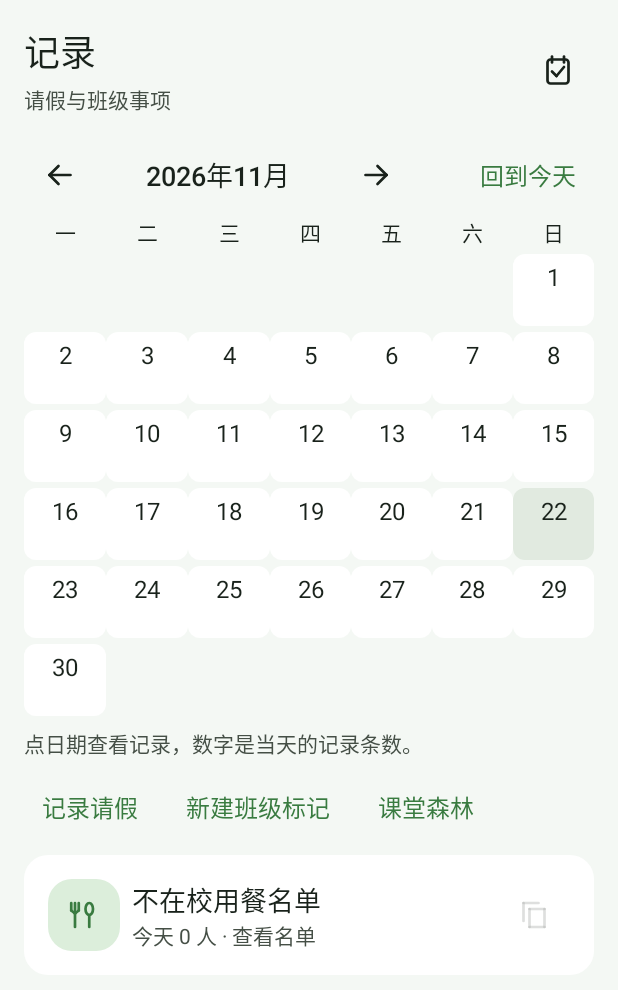
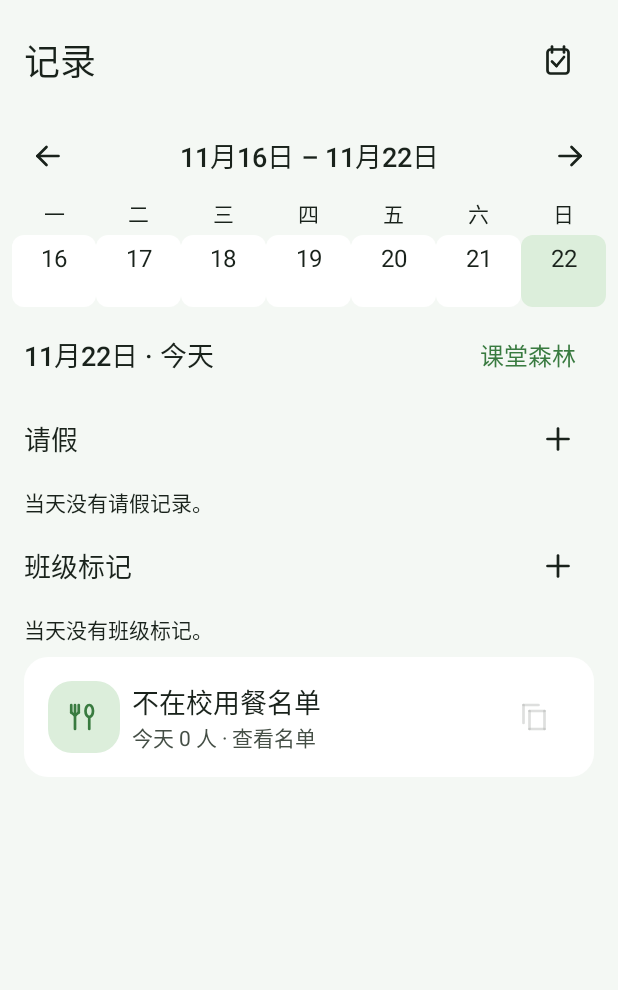
Before and after one commit to bingo-wz/slowow, an Android app built with Jetpack Compose: the composable RecordsScreen called with empty values, on a phone screen of 412 x 824 dp. Shown: the top 990 px of the screen. Run offline under Robolectric (Android 15) with nearby library versions, the phone set to English and light mode, and no system bars; libraries missing offline, so code that uses them is left out: sh.calvin.reorderable.

Commit message:
记录页改为周历并同页展示当天明细

```diff
--- a/android/app/build.gradle.kts
+++ b/android/app/build.gradle.kts
@@ -31,8 +31,8 @@ android {
         applicationId = "app.manman.teacher"
         minSdk = 26
         targetSdk = 36
-        versionCode = 16
-        versionName = "0.13.1"
+        versionCode = 17
+        versionName = "0.13.2"
         testInstrumentationRunner = "androidx.test.runner.AndroidJUnitRunner"
         buildConfigField("String", "SYNC_BASE_URL", "\"$syncEndpoint\"")
         buildConfigField("String", "AUTH_BASE_URL", "\"$authEndpoint\"")
--- a/android/app/src/main/java/app/manman/teacher/ui/RecordScreens.kt
+++ b/android/app/src/main/java/app/manman/teacher/ui/RecordScreens.kt
@@ -14,8 +14,6 @@ import androidx.compose.foundation.layout.Column
 import androidx.compose.foundation.layout.Row
 import androidx.compose.foundation.layout.Spacer
 import androidx.compose.foundation.layout.fillMaxSize
-import androidx.compose.foundation.layout.FlowRow
-import androidx.compose.foundation.layout.PaddingValues
 import androidx.compose.foundation.layout.fillMaxWidth
 import androidx.compose.foundation.layout.height
 import androidx.compose.foundation.layout.padding
@@ -43,60 +41,65 @@ import app.manman.teacher.domain.Leave
 import app.manman.teacher.domain.LeavePeriod
 import app.manman.teacher.domain.MealAbsenceRules
 import java.time.LocalDate
-import java.time.YearMonth
 import java.time.format.DateTimeFormatter
 
 @Composable
 fun RecordsScreen(state: MainUiState, viewModel: MainViewModel, onLeave: () -> Unit, onEditLeave: (String) -> Unit,
     onMark: () -> Unit, onMarking: (String) -> Unit, onMealAbsences: (LocalDate) -> Unit,
-    onCalendar: () -> Unit, onForest: () -> Unit, calendarMonth: YearMonth?, day: LocalDate?,
-    onMonth: (YearMonth) -> Unit, onDay: (LocalDate?) -> Unit) {
+    onCalendar: () -> Unit, onForest: () -> Unit, selectedDay: LocalDate?, onDay: (LocalDate?) -> Unit) {
     var selectedLeave by remember { mutableStateOf<Leave?>(null) }
     var deletingLeave by remember { mutableStateOf<Leave?>(null) }
     val names = remember(state.students) { state.students.associate { it.id to it.name } }
     val today = rememberToday()
-    val month = calendarMonth ?: YearMonth.from(today)
-    val mealDay = day ?: today
-    val absentPeople = remember(mealDay, state.students, state.leaves) { MealAbsenceRules.forDate(mealDay, state.students, state.leaves) }
+    val day = selectedDay ?: today
+    val weekStart = day.minusDays((day.dayOfWeek.value - 1).toLong())
+    val dates = remember(weekStart) { (0L..6L).map(weekStart::plusDays) }
+    val absentPeople = remember(day, state.students, state.leaves) { MealAbsenceRules.forDate(day, state.students, state.leaves) }
     val context = LocalContext.current
     val markings = remember(state.markings) { state.markings.groupBy { it.createdAt.atZone(AppTime.zone).toLocalDate() } }
-    val leaves = remember(day, state.leaves) {
-        if (day == null) emptyList() else state.leaves.filter { it.appearsOn(day) }.sortedByDescending(Leave::recordedAt)
+    val leavesByDate = remember(dates, state.leaves) {
+        val leaves = state.leaves.sortedByDescending(Leave::recordedAt)
+        dates.associateWith { date -> leaves.filter { it.appearsOn(date) } }
     }
-    val badges = remember(month, markings, state.leaves) {
-        (1..month.lengthOfMonth()).mapNotNull { number ->
-            val date = month.atDay(number)
-            val leaveCount = state.leaves.count { it.appearsOn(date) }
+    val badges = remember(leavesByDate, markings) {
+        dates.mapNotNull { date ->
+            val leaveCount = leavesByDate.getValue(date).size
             val markingCount = markings[date]?.size ?: 0
             if (leaveCount + markingCount == 0) null else date to CalendarBadge(
                 leaveCount + markingCount, "${leaveCount}条请假，${markingCount}条班级标记")
         }.toMap()
     }
     Column(Modifier.fillMaxSize()) {
-        PageHeader("记录", day?.format(DateTimeFormatter.ofPattern("yyyy年M月d日")) ?: "请假与班级事项",
-            back = if (day == null) null else { { onDay(null) } },
-            action = { ActionIcon("todo", "待办日历", onCalendar) })
+        PageHeader("记录", action = {
+            if (day != today) FeedbackTextButton(onClick = { onDay(null) }) { Text("回到今天") }
+            ActionIcon("todo", "待办日历", onCalendar)
+        })
         key(day) {
-            LazyColumn(Modifier.weight(1f), contentPadding = PaddingValues(horizontal = 16.dp),
-                verticalArrangement = Arrangement.spacedBy(8.dp)) {
-                if (day == null) {
-                    item { MonthCalendar(month, today, badges, onMonth, onDay) }
+            LazyColumn(Modifier.weight(1f), verticalArrangement = Arrangement.spacedBy(8.dp)) {
                 item {
-                        Text("点日期查看记录，数字是当天的记录条数。", style = MaterialTheme.typography.bodySmall,
-                            color = MaterialTheme.colorScheme.onSurfaceVariant)
+                    Box(Modifier.padding(horizontal = 8.dp)) {
+                        WeekCalendar(dates, today, day, badges) { date -> onDay(date.takeUnless { it == today }) }
+                    }
                 }
                 item {
-                        FlowRow(horizontalArrangement = Arrangement.spacedBy(8.dp)) {
-                            FeedbackTextButton(onClick = onLeave) { Text("记录请假") }
-                            FeedbackTextButton(onClick = onMark) { Text("新建班级标记") }
+                    Row(Modifier.fillMaxWidth().padding(horizontal = 16.dp), verticalAlignment = Alignment.CenterVertically) {
+                        val dateLabel = if (day.year == today.year) "M月d日" else "yyyy年M月d日"
+                        Text(day.format(DateTimeFormatter.ofPattern(dateLabel)) + if (day == today) " · 今天" else "",
+                            style = MaterialTheme.typography.titleMedium, modifier = Modifier.weight(1f))
                         FeedbackTextButton(onClick = onForest) { Text("课堂森林") }
                     }
                 }
-                } else {
-                    item { SectionHeading("请假", if (day == today) "记录请假" else null, onLeave) }
-                    if (leaves.isEmpty()) item { Text("当天没有请假记录。", style = MaterialTheme.typography.bodySmall) }
+                val leaves = leavesByDate.getValue(day)
+                item {
+                    Box(Modifier.padding(horizontal = 16.dp)) {
+                        SectionHeading("请假", if (day == today) "记录请假" else null, onLeave)
+                    }
+                }
+                if (leaves.isEmpty()) item {
+                    Text("当天没有请假记录。", Modifier.padding(horizontal = 16.dp), style = MaterialTheme.typography.bodySmall)
+                }
                 items(leaves, key = { "leave-${it.id}" }) { leave ->
-                        Block(onClick = { selectedLeave = leave }) {
+                    Block(Modifier.padding(horizontal = 16.dp), onClick = { selectedLeave = leave }) {
                         Text(names[leave.studentId] ?: "已移出班级的学生", style = MaterialTheme.typography.bodyLarge)
                         val range = if (leave.start == leave.end) "" else {
                             val format = DateTimeFormatter.ofPattern(if (leave.start.year == leave.end.year) "M月d日" else "yyyy年M月d日")
@@ -106,19 +109,24 @@ fun RecordsScreen(state: MainUiState, viewModel: MainViewModel, onLeave: () -> U
                             style = MaterialTheme.typography.bodySmall, color = MaterialTheme.colorScheme.onSurfaceVariant)
                     }
                 }
-                    item { SectionHeading("班级标记", if (day == today) "新建" else null, onMark) }
+                item {
+                    Box(Modifier.padding(horizontal = 16.dp)) {
+                        SectionHeading("班级标记", if (day == today) "新建" else null, onMark)
+                    }
+                }
                 val dailyMarkings = markings[day].orEmpty()
-                    if (dailyMarkings.isEmpty()) item { Text("当天没有班级标记。", style = MaterialTheme.typography.bodySmall) }
+                if (dailyMarkings.isEmpty()) item {
+                    Text("当天没有班级标记。", Modifier.padding(horizontal = 16.dp), style = MaterialTheme.typography.bodySmall)
+                }
                 items(dailyMarkings, key = { "marking-${it.id}" }) { marking ->
-                        Block(onClick = { onMarking(marking.id) }) {
+                    Block(Modifier.padding(horizontal = 16.dp), onClick = { onMarking(marking.id) }) {
                         Text(marking.title, style = MaterialTheme.typography.bodyLarge)
                         Text("${marking.firstLabel} ${marking.students.count { it.first }} 人 · ${marking.secondLabel} ${marking.students.count { !it.first }} 人",
                             style = MaterialTheme.typography.bodySmall, color = MaterialTheme.colorScheme.onSurfaceVariant)
                     }
                 }
-                }
                 item {
-                    Block(onClick = { onMealAbsences(mealDay) }) {
+                    Block(Modifier.padding(horizontal = 16.dp), onClick = { onMealAbsences(day) }) {
                         Row(Modifier.fillMaxWidth(), verticalAlignment = Alignment.CenterVertically) {
                             Box(Modifier.size(48.dp).background(MaterialTheme.colorScheme.primaryContainer, MaterialTheme.shapes.medium),
                                 contentAlignment = Alignment.Center) {
@@ -127,11 +135,11 @@ fun RecordsScreen(state: MainUiState, viewModel: MainViewModel, onLeave: () -> U
                             Spacer(Modifier.width(8.dp))
                             Column(Modifier.weight(1f)) {
                                 Text("不在校用餐名单", style = MaterialTheme.typography.titleMedium)
-                                val dateLabel = if (mealDay == today) "今天" else "${mealDay.monthValue}月${mealDay.dayOfMonth}日"
+                                val dateLabel = if (day == today) "今天" else "${day.monthValue}月${day.dayOfMonth}日"
                                 Text("$dateLabel ${absentPeople.size} 人 · 查看名单", style = MaterialTheme.typography.bodySmall,
                                     color = MaterialTheme.colorScheme.onSurfaceVariant)
                             }
-                            val copyLabel = if (mealDay == today) "复制今日不在校用餐名单" else "复制所选日期不在校用餐名单"
+                            val copyLabel = if (day == today) "复制今日不在校用餐名单" else "复制所选日期不在校用餐名单"
                             ActionIcon("copy", copyLabel, enabled = absentPeople.isNotEmpty(), onClick = {
                                 val clipboard = context.getSystemService(Context.CLIPBOARD_SERVICE) as ClipboardManager
                                 clipboard.setPrimaryClip(ClipData.newPlainText("不在校用餐名单", absentPeople.joinToString("、") { it.name }))
--- a/android/app/src/main/java/app/manman/teacher/ui/TaskCalendar.kt
+++ b/android/app/src/main/java/app/manman/teacher/ui/TaskCalendar.kt
@@ -13,11 +13,13 @@ import androidx.compose.ui.Modifier
 import androidx.compose.ui.semantics.contentDescription
 import androidx.compose.ui.semantics.semantics
 import androidx.compose.ui.semantics.selected
+import androidx.compose.ui.text.style.TextAlign
 import androidx.compose.ui.unit.dp
 import app.manman.teacher.data.WorkTask
 import app.manman.teacher.domain.TaskOrdering
 import java.time.LocalDate
 import java.time.YearMonth
+import java.time.format.DateTimeFormatter
 
 internal data class CalendarCount(val pending: Int, val completed: Int) {
     fun badge() = CalendarBadge(pending + completed, "${pending}项待处理，${completed}项已完成", pending > 0)
@@ -48,6 +50,46 @@ internal fun RollingTaskCalendar(today: LocalDate, selected: LocalDate, counts:
 }
 
 @Composable
+internal fun WeekCalendar(dates: List<LocalDate>, today: LocalDate, selected: LocalDate,
+    badges: Map<LocalDate, CalendarBadge>, onSelectDay: (LocalDate) -> Unit) {
+    val start = dates.first()
+    val end = dates.last()
+    val range = remember(start, end, today.year) {
+        val shortFormat = DateTimeFormatter.ofPattern("M月d日")
+        val yearFormat = DateTimeFormatter.ofPattern("yyyy年M月d日")
+        val startLabel = start.format(if (start.year == today.year) shortFormat else yearFormat)
+        val endLabel = end.format(if (end.year == start.year) shortFormat else yearFormat)
+        "$startLabel – $endLabel"
+    }
+    Column(Modifier.fillMaxWidth(), verticalArrangement = Arrangement.spacedBy(4.dp)) {
+        Row(Modifier.fillMaxWidth(), verticalAlignment = Alignment.CenterVertically) {
+            ActionIcon("back", "上一周", { onSelectDay(selected.minusWeeks(1)) })
+            Text(range, Modifier.weight(1f), style = MaterialTheme.typography.titleMedium, textAlign = TextAlign.Center)
+            ActionIcon("next", "下一周", { onSelectDay(selected.plusWeeks(1)) })
+        }
+        CalendarWeekdays()
+        Row(Modifier.fillMaxWidth()) {
+            dates.forEach { date ->
+                CalendarDate(date, today, selected, badges[date], Modifier.weight(1f)) {
+                    onSelectDay(date)
+                }
+            }
+        }
+    }
+}
+
+@Composable
+private fun CalendarWeekdays() {
+    Row(Modifier.fillMaxWidth()) {
+        weeklyDayNames.forEach { name ->
+            Box(Modifier.weight(1f), contentAlignment = Alignment.Center) {
+                Text(name.last().toString(), style = MaterialTheme.typography.bodySmall)
+            }
+        }
+    }
+}
+
+@Composable
 internal fun MonthCalendar(month: YearMonth, today: LocalDate,
     badges: Map<LocalDate, CalendarBadge>, onMonth: (YearMonth) -> Unit, onSelectDay: (LocalDate) -> Unit) {
     Column(Modifier.fillMaxWidth(), verticalArrangement = Arrangement.spacedBy(4.dp)) {
@@ -58,13 +100,7 @@ internal fun MonthCalendar(month: YearMonth, today: LocalDate,
             ActionIcon("next", "下个月", { onMonth(month.plusMonths(1)) })
             FeedbackTextButton(onClick = { onMonth(YearMonth.from(today)); onSelectDay(today) }) { Text("回到今天") }
         }
-        Row(Modifier.fillMaxWidth()) {
-            weeklyDayNames.forEach { name ->
-                Box(Modifier.weight(1f), contentAlignment = Alignment.Center) {
-                    Text(name.last().toString(), style = MaterialTheme.typography.bodySmall)
-                }
-            }
-        }
+        CalendarWeekdays()
         val start = month.atDay(1)
         val offset = start.dayOfWeek.value - 1
         val rows = (offset + month.lengthOfMonth() + 6) / 7
```
Also changed, not shown: android/app/src/main/java/app/manman/teacher/ui/ManmanApp.kt (+2 -9 lines), 10 other files. Lines whose indentation alone changed are shown as unchanged.
